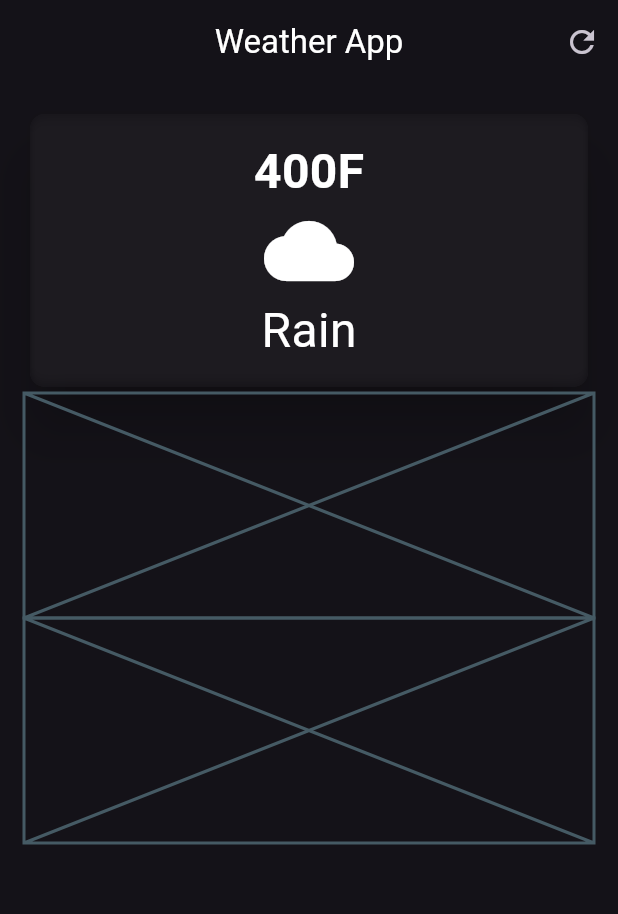
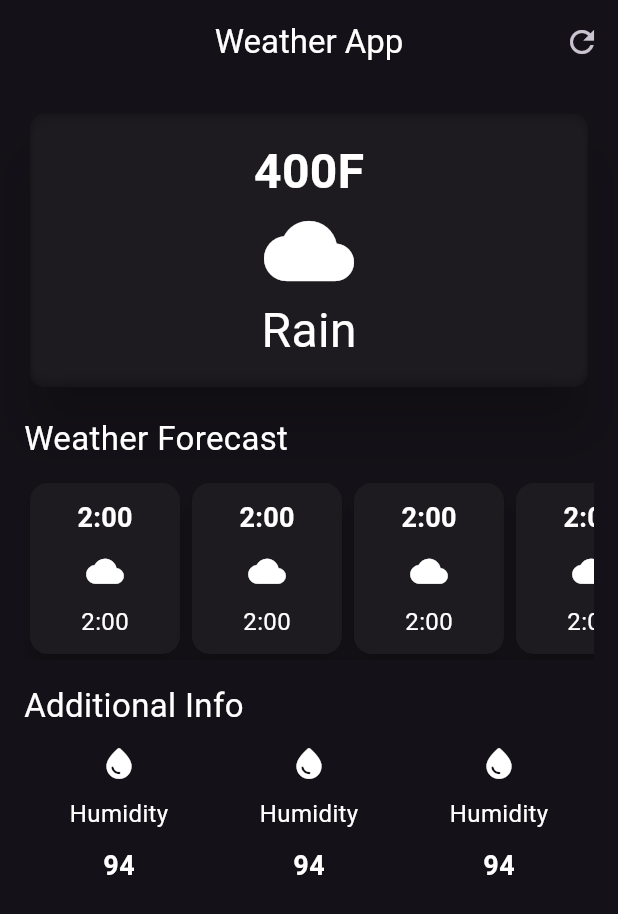
Before and after one commit to siddhu12980/weather_app, a Flutter app: the screen it shows after launch, on a phone screen of 412 x 824 dp. Shown: the top 914 px of the screen. Run offline on Flutter 3.47's test engine with Material 2 defaults, Android fonts, the phone set to English and light mode, and no system bars.

Commit message:
UI complete

```diff
--- /dev/null
+++ b/lib/additional_info_colum.dart
@@ -0,0 +1,40 @@
+
+import 'package:flutter/material.dart';
+
+// ignore: camel_case_types
+class Additional_info_column extends StatelessWidget {
+  const Additional_info_column({
+    super.key,
+  });
+
+  @override
+  Widget build(BuildContext context) {
+    return const
+
+     Column(
+      children: [
+        SizedBox(height: 10),
+        Icon(Icons.water_drop_rounded, size: 25),
+        SizedBox(height: 10),
+
+        Text(
+          "Humidity",
+          style: TextStyle(
+            color: Colors.white,
+            fontSize: 16,
+            fontWeight: FontWeight.normal,
+          ),
+        ),
+        SizedBox(height: 10),
+        Text(
+          "94",
+          style: TextStyle(
+            color: Colors.white,
+            fontSize: 18,
+            fontWeight: FontWeight.bold,
+          ),
+        ),
+      ],
+    );
+  }
+}
--- a/lib/decoration.dart
+++ b/lib/decoration.dart
@@ -1,6 +1,8 @@
 // ignore: unused_import
 import 'dart:ui';
 import 'package:flutter/material.dart';
+import 'package:new_next/additional_info_colum.dart';
+import 'package:new_next/weather_forecast.dart';
 
 // ignore: camel_case_types
 class My_Decoration extends StatelessWidget {
@@ -76,14 +78,67 @@ class My_Decoration extends StatelessWidget {
               ),
             ),
 
+            const SizedBox(
+              height: 15,
+            ),
+
+            const Align(
+              alignment: Alignment.centerLeft,
+              child: Text(
+                "Weather Forecast",
+                style: TextStyle(
+                  color: Colors.white,
+                  fontSize: 22,
+                  fontWeight: FontWeight.normal,
+                ),
+              ),
+            ),
+
+            const SizedBox(
+              height: 10,
+            ),
+
             //weather card
-            const Placeholder(
-              fallbackHeight: 150,
+            const SingleChildScrollView(
+              scrollDirection: Axis.horizontal,
+              child: Row(
+
+                children: [
+                  ForecastCard(),
+                  ForecastCard(),
+                  ForecastCard(),
+                  ForecastCard(),
+                  ForecastCard(),
+                ],
+              ),
+            ),
+
+            const SizedBox(
+              height: 15,
             ),
 
             //additional feature
-            const Placeholder(
-              fallbackHeight: 150,
+            const Align(
+              alignment: Alignment.centerLeft,
+              child: Text(
+                "Additional Info",
+                style: TextStyle(
+                  color: Colors.white,
+                  fontSize: 22,
+                  fontWeight: FontWeight.normal,
+                ),
+              ),
+            ),
+
+            const Row(
+              mainAxisAlignment: MainAxisAlignment.spaceAround,
+              children: [
+                Additional_info_column(),
+                Additional_info_column(),
+                Additional_info_column(),
+
+
+              ],
             ),
           ],
           //main_card
@@ -92,3 +147,6 @@ class My_Decoration extends StatelessWidget {
     );
   }
 }
+
+
+//start at 14.25
--- /dev/null
+++ b/lib/weather_forecast.dart
@@ -0,0 +1,41 @@
+
+import 'package:flutter/material.dart';
+
+class ForecastCard extends StatelessWidget {
+  const ForecastCard({super.key});
+
+  @override
+  Widget build(BuildContext context) {
+    return Card(
+      elevation: 7,
+      child: Container(
+        width: 100,
+        padding: const EdgeInsets.all(10),
+        decoration: BoxDecoration(borderRadius: BorderRadius.circular(8)),
+        child: const Column(
+          children: [
+            Text(
+              "2:00",
+              style: TextStyle(
+                fontWeight: FontWeight.bold,
+                color: Colors.white,
+                fontSize: 18,
+              ),
+            ),
+            SizedBox(height: 10),
+            Icon(Icons.cloud, size: 25),
+            SizedBox(height: 10),
+            Text(
+              "2:00",
+              style: TextStyle(
+                fontWeight: FontWeight.normal,
+                color: Colors.white,
+                fontSize: 16,
+              ),
+            ),
+          ],
+        ),
+      ),
+    );
+  }
+}
```
